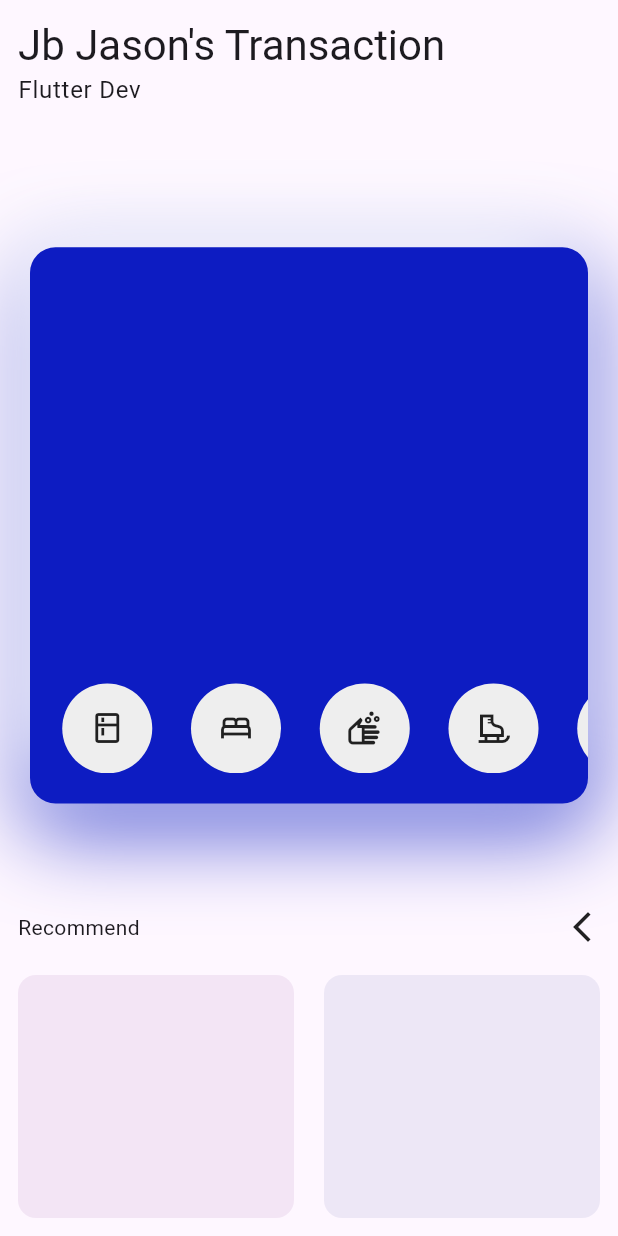
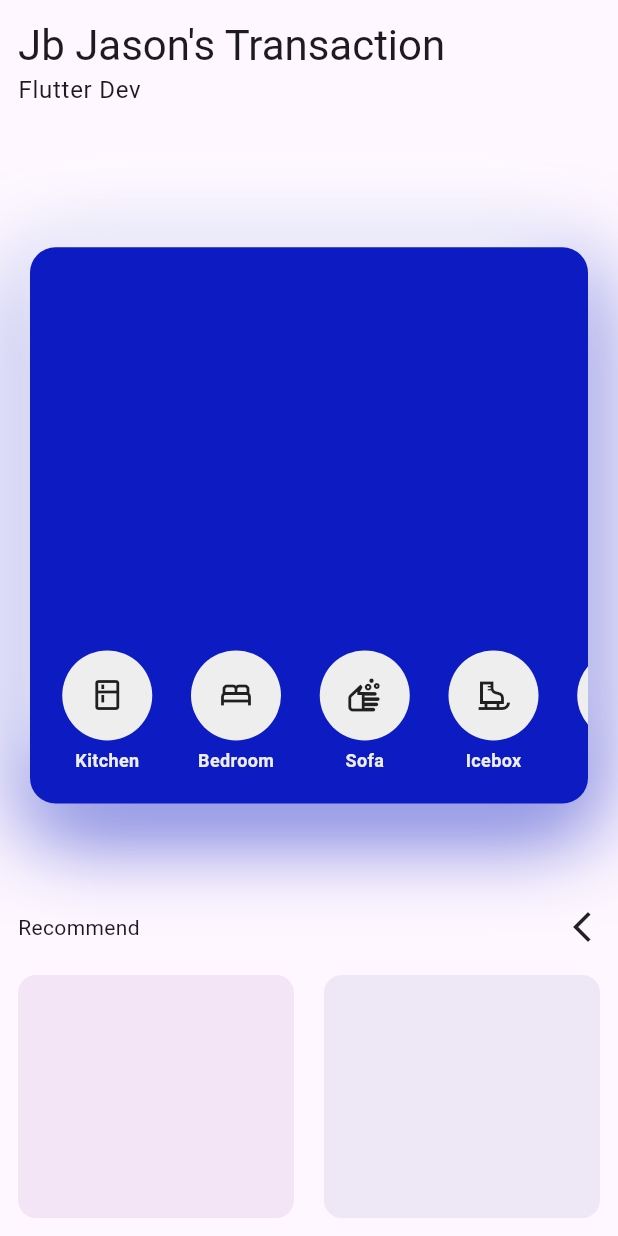
Before and after one commit to jbjason/ui_challenge_02, a Flutter app: the screen it shows after launch, on a phone screen of 412 x 824 dp. Run offline on Flutter 3.47's test engine with Material 3 defaults, Android fonts, the phone set to English and light mode, and no system bars.

Commit message:
itemList & white card animation done

```diff
--- a/lib/constant/my_dimens.dart
+++ b/lib/constant/my_dimens.dart
@@ -9,13 +9,27 @@ class MyDimens {
   }) {
     return Container(
       width: itemWidth,
-      padding: EdgeInsets.all(18),
       margin: EdgeInsets.only(left: itemWidth / 4),
-      decoration: BoxDecoration(
-        shape: BoxShape.circle,
-        color: MyColor.whiteColor,
+      child: Column(
+        children: [
+          Container(
+            padding: EdgeInsets.all(18),
+            decoration: BoxDecoration(
+              shape: BoxShape.circle,
+              color: MyColor.whiteColor,
+            ),
+            child: Icon(icon),
+          ),
+          const SizedBox(height: 5),
+          Text(
+            title,
+            style: TextStyle(
+                fontSize: 12,
+                fontWeight: FontWeight.bold,
+                color: MyColor.whiteColor),
+          ),
+        ],
       ),
-      child: Icon(icon),
     );
   }
 }
--- a/lib/screens/home_screen.dart
+++ b/lib/screens/home_screen.dart
@@ -107,7 +107,10 @@ class HomeScreen extends StatelessWidget {
                       ),
                     ],
                   ),
-                  child: SingleChildScrollView(
+                  child: Column(
+                    mainAxisAlignment: MainAxisAlignment.end,
+                    children: [
+                      SingleChildScrollView(
                         scrollDirection: Axis.horizontal,
                         child: Row(
                           children: List.generate(
@@ -120,6 +123,8 @@ class HomeScreen extends StatelessWidget {
                           ),
                         ),
                       ),
+                    ],
+                  ),
                 ),
               ),
             ),
```
Also changed, not shown: lib/screens/cart_screen.dart (+34 -12 lines). Lines whose indentation alone changed are shown as unchanged.
